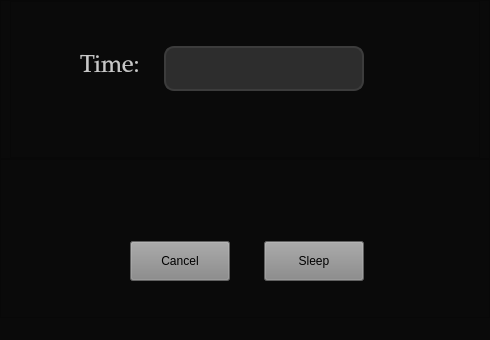
This is MainUI.ui in dougAriza/WindowsSleep as Qt 5 draws it before an edit. The edited form follows.
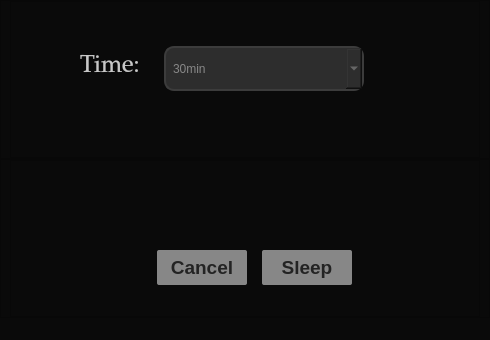
This is the edited form.

Commit message: Create inteface files

Diff of the .ui file:
```diff
--- a/MainUI.ui
+++ b/MainUI.ui
@@ -16,6 +16,12 @@
     <height>340</height>
    </size>
   </property>
+  <property name="maximumSize">
+   <size>
+    <width>490</width>
+    <height>340</height>
+   </size>
+  </property>
   <property name="windowTitle">
    <string>MainWindow</string>
   </property>
@@ -105,7 +111,24 @@
            <string>Time:</string>
           </property>
          </widget>
-         <widget class="QLineEdit" name="lineEdit">
+         <widget class="QLabel" name="error_label">
+          <property name="geometry">
+           <rect>
+            <x>154</x>
+            <y>92</y>
+            <width>200</width>
+            <height>21</height>
+           </rect>
+          </property>
+          <property name="styleSheet">
+           <string notr="true">color: rgb(200, 200, 200);
+padding: 5px;</string>
+          </property>
+          <property name="text">
+           <string/>
+          </property>
+         </widget>
+         <widget class="QComboBox" name="input_comboBox">
           <property name="geometry">
            <rect>
             <x>154</x>
@@ -127,11 +150,12 @@
            </font>
           </property>
           <property name="styleSheet">
-           <string notr="true">QLineEdit{
+           <string notr="true">QComboBox{
 	background-color: rgb(45, 45, 45);
 	border: 2px solid rgb(60, 60, 60);
 	border-radius: 10px;
-	color: rgb(245, 245, 245);
+	color: rgb(135, 135, 135);
+	padding: 5px
 }
 
 QLineEdit:hover{
@@ -144,6 +168,42 @@
 	border: 2px solid rgb(255, 255, 0);
 }</string>
           </property>
+          <property name="editable">
+           <bool>true</bool>
+          </property>
+          <property name="currentText">
+           <string>30min</string>
+          </property>
+          <item>
+           <property name="text">
+            <string>30min</string>
+           </property>
+          </item>
+          <item>
+           <property name="text">
+            <string>1h00</string>
+           </property>
+          </item>
+          <item>
+           <property name="text">
+            <string>1h30</string>
+           </property>
+          </item>
+          <item>
+           <property name="text">
+            <string>2h00</string>
+           </property>
+          </item>
+          <item>
+           <property name="text">
+            <string>2h30</string>
+           </property>
+          </item>
+          <item>
+           <property name="text">
+            <string>3h00</string>
+           </property>
+          </item>
          </widget>
         </widget>
        </item>
@@ -158,38 +218,107 @@
       <property name="frameShadow">
        <enum>QFrame::Raised</enum>
       </property>
-      <widget class="QPushButton" name="pushButton">
-       <property name="geometry">
-        <rect>
-         <x>264</x>
-         <y>82</y>
-         <width>100</width>
-         <height>40</height>
-        </rect>
+      <layout class="QHBoxLayout" name="horizontalLayout_2">
+       <property name="spacing">
+        <number>0</number>
        </property>
-       <property name="styleSheet">
-        <string notr="true">background-color: rgb(135, 135, 135);</string>
+       <property name="leftMargin">
+        <number>0</number>
        </property>
-       <property name="text">
-        <string>Sleep</string>
+       <property name="topMargin">
+        <number>0</number>
        </property>
-      </widget>
-      <widget class="QPushButton" name="pushButton_2">
-       <property name="geometry">
-        <rect>
-         <x>130</x>
-         <y>82</y>
-         <width>100</width>
-         <height>40</height>
-        </rect>
+       <property name="rightMargin">
+        <number>0</number>
        </property>
-       <property name="styleSheet">
-        <string notr="true">background-color: rgb(135, 135, 135);</string>
+       <property name="bottomMargin">
+        <number>0</number>
        </property>
-       <property name="text">
-        <string>Cancel</string>
-       </property>
-      </widget>
+       <item>
+        <widget class="QFrame" name="buttons_frame">
+         <property name="maximumSize">
+          <size>
+           <width>470</width>
+           <height>300</height>
+          </size>
+         </property>
+         <property name="frameShape">
+          <enum>QFrame::StyledPanel</enum>
+         </property>
+         <property name="frameShadow">
+          <enum>QFrame::Raised</enum>
+         </property>
+         <widget class="QPushButton" name="sleep_pushButton">
+          <property name="geometry">
+           <rect>
+            <x>252</x>
+            <y>90</y>
+            <width>90</width>
+            <height>35</height>
+           </rect>
+          </property>
+          <property name="font">
+           <font>
+            <family>Segoe UI</family>
+            <pointsize>14</pointsize>
+            <weight>75</weight>
+            <bold>true</bold>
+           </font>
+          </property>
+          <property name="styleSheet">
+           <string notr="true">QPushButton{
+	background-color: rgb(135, 135, 135);
+	color: rgb(35, 35, 35);
+	border-radius: 2px;
+}
+QPushButton:hover{
+	background-color: rgb(150, 150, 150);
+}
+QPushButton:focus{
+	color: rgb(233, 241, 0);
+}</string>
+          </property>
+          <property name="text">
+           <string>Sleep</string>
+          </property>
+         </widget>
+         <widget class="QPushButton" name="cancel_pushButton_2">
+          <property name="geometry">
+           <rect>
+            <x>147</x>
+            <y>90</y>
+            <width>90</width>
+            <height>35</height>
+           </rect>
+          </property>
+          <property name="font">
+           <font>
+            <family>Segoe UI</family>
+            <pointsize>14</pointsize>
+            <weight>75</weight>
+            <bold>true</bold>
+           </font>
+          </property>
+          <property name="styleSheet">
+           <string notr="true">QPushButton{
+	background-color: rgb(135, 135, 135);
+	color: rgb(35, 35, 35);
+	border-radius: 2px;
+}
+QPushButton:hover{
+	background-color: rgb(150, 150, 150);
+}
+QPushButton:focus{
+	color: rgb(233, 241, 0);
+}</string>
+          </property>
+          <property name="text">
+           <string>Cancel</string>
+          </property>
+         </widget>
+        </widget>
+       </item>
+      </layout>
      </widget>
     </item>
    </layout>
```
Left out of the diff: 14 changed lines with no effect on the pictures. The commit also changes 1 other file.
